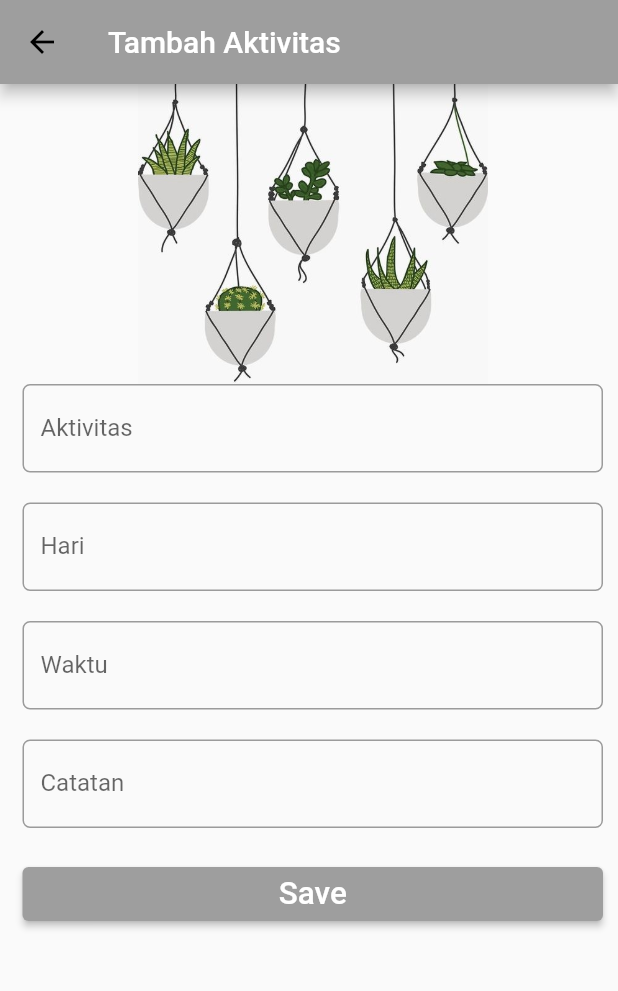
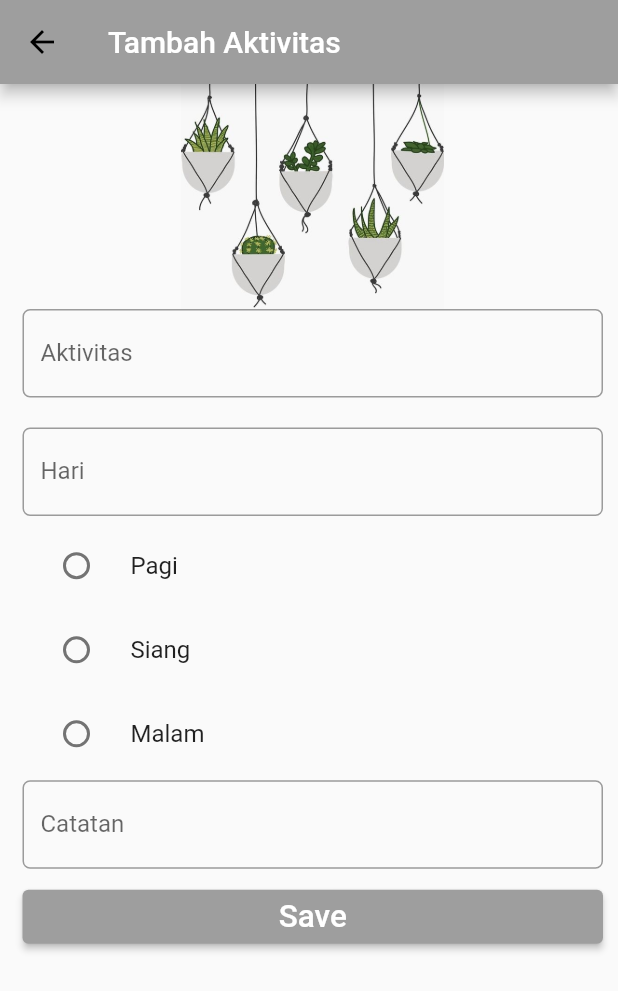
Before and after one commit to REldhaNirwana/project_my_activity, a Flutter app: the TambahActivity screen opened directly, on a phone screen of 412 x 824 dp. Shown: the top 991 px of the screen. Run offline on Flutter 3.47's test engine with Material 2 defaults, Android fonts, the phone set to English and light mode, and no system bars.

Commit message:
memperbaiki code pada file tambah aktivitas

```diff
--- a/my_activity/lib/tambah_activity.dart
+++ b/my_activity/lib/tambah_activity.dart
@@ -12,8 +12,15 @@ class ActivityState extends State<TambahActivity>{
 
  TextEditingController activityController = TextEditingController();
  TextEditingController hariController = TextEditingController();
- TextEditingController waktuController = TextEditingController();
  TextEditingController catatanController = TextEditingController();
+
+ String _waktu = "";
+
+ void waktu(String value) {
+    setState(() {
+      _waktu = value;
+    });
+  }
 
  void hasil_inputan() {
     AlertDialog alertDialog = AlertDialog(
@@ -27,7 +34,7 @@ class ActivityState extends State<TambahActivity>{
           children: [
             Text("Aktivitas : ${activityController.text}"),
             Text("Hari : ${hariController.text}"),
-            Text("Waktu : ${hariController.text}"),
+            Text("Waktu : $_waktu"),
             Text("Catatan : ${catatanController.text}"),
 
             OutlinedButton(onPressed: (){
@@ -53,7 +60,7 @@ Widget build(BuildContext context) {
 
             child: ListView(
               children: [
-                Image.asset('images/gambar2.jpg', height: 200,),
+                Image.asset('images/gambar2.jpg', height: 150,),
                 Container(
                   child:Padding(
                     padding: EdgeInsets.only(bottom:5),
@@ -86,23 +93,44 @@ Widget build(BuildContext context) {
                     ),
                   ),
 
-                  Padding(
-                    padding: EdgeInsets.only(top: 15, bottom:5),
-                    child: TextField(
-                      controller: waktuController,
-                      keyboardType: TextInputType.text,
-                      decoration: InputDecoration(
-                        labelText: 'Waktu',
-                        border: OutlineInputBorder(
-                          borderRadius: BorderRadius.circular(5.0)
-                        ),
-                        ),
-                        onChanged: (value){},
-                    ),
-                  ),
+
+                          Padding(
+                            padding: const EdgeInsets.only(top:0.1),
+                            child: RadioListTile(
+                            value: "Pagi", title: Text("Pagi"),
+                            groupValue: _waktu,
+                            onChanged: (String value){
+                              waktu(value);
+                            },
+                          ),
+                          ),
+
+                          Padding(
+                            padding: const EdgeInsets.only(top: 0.1),
+                            child: RadioListTile(
+                            value: "Siang", title: Text("Siang"),
+                            groupValue: _waktu,
+                            onChanged: (String value){
+                              waktu(value);
+                            },
+                          ),
+                          ),
+
+                          Padding(
+                            padding: const EdgeInsets.only(top: 0.005),
+                            child: RadioListTile(
+                            value: "Malam", title: Text("Malam"),
+                            groupValue: _waktu,
+                            onChanged: (String value){
+                              waktu(value);
+                            },
+                          ),
+                          ),
+
+
 
                   Padding(
-                    padding: EdgeInsets.only(top: 15, bottom:5),
+                    padding: EdgeInsets.only(top: 3, bottom:5),
                     child: TextField(
                       controller: catatanController,
                       keyboardType: TextInputType.text,
@@ -117,7 +145,7 @@ Widget build(BuildContext context) {
                   ),
 
                   Padding(
-                    padding: EdgeInsets.only(top: 15, bottom:5),
+                    padding: EdgeInsets.only(top: 3, bottom:5),
                     child:  ElevatedButton(
                       child:
                     Text('Save',textScaleFactor: 1.5, style: TextStyle(color: Colors.white)),
```
